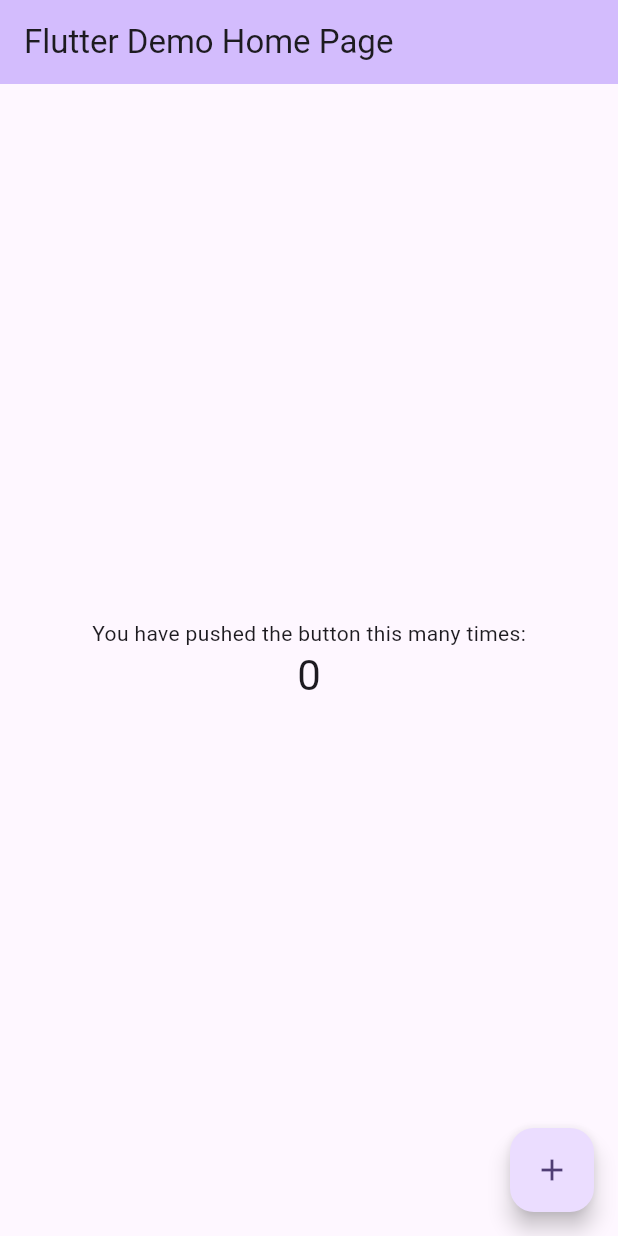
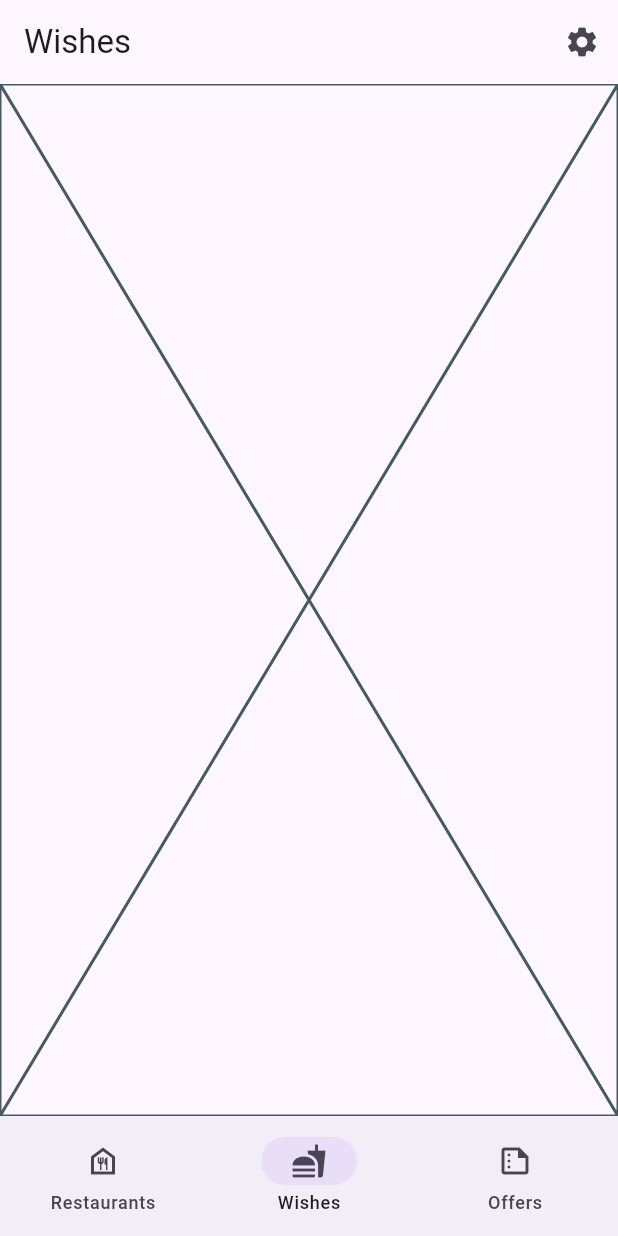
Before and after one commit to Iv2005an/luncher, a Flutter app: the screen it shows after launch, on a phone screen of 412 x 824 dp. Run offline on Flutter 3.47's test engine with Material 3 defaults, Android fonts, the phone set to English and light mode, and no system bars.

Commit message:
Added launcher and base for localization

```diff
--- /dev/null
+++ b/lib/app/luncher_app.dart
@@ -0,0 +1,24 @@
+import 'package:flutter/material.dart';
+import 'package:flutter_localizations/flutter_localizations.dart';
+import 'package:luncher/app/luncher_launcher.dart';
+
+import 'package:luncher/generated/l10n.dart';
+
+class LuncherApp extends StatelessWidget {
+  const LuncherApp({super.key});
+
+  @override
+  Widget build(BuildContext context) {
+    return MaterialApp(
+      title: 'Luncher',
+      localizationsDelegates: const [
+        S.delegate,
+        GlobalMaterialLocalizations.delegate,
+        GlobalWidgetsLocalizations.delegate,
+        GlobalCupertinoLocalizations.delegate,
+      ],
+      supportedLocales: S.delegate.supportedLocales,
+      home: const Launcher(),
+    );
+  }
+}
--- /dev/null
+++ b/lib/app/luncher_launcher.dart
@@ -0,0 +1,73 @@
+import 'package:flutter/material.dart';
+import 'package:luncher/generated/l10n.dart';
+
+class Launcher extends StatefulWidget {
+  const Launcher({super.key});
+
+  @override
+  State<Launcher> createState() => _LauncherState();
+}
+
+class _LauncherState extends State<Launcher> {
+  int currentPageIndex = 1;
+
+  @override
+  Widget build(BuildContext context) {
+    final pagesNames = [
+      S.of(context).restaurants,
+      S.of(context).wishes,
+      S.of(context).offers
+    ];
+    return Scaffold(
+      appBar: AppBar(
+        title: Text(pagesNames[currentPageIndex]),
+        actions: [
+          IconButton(
+              onPressed: () {
+                Navigator.push(context, MaterialPageRoute(
+                  builder: (BuildContext context) {
+                    return Scaffold(
+                        appBar: AppBar(
+                          title: Text(S.of(context).settings),
+                        ),
+
+                        // TODO: Add settings screen
+                        body: const Placeholder());
+                  },
+                ));
+              },
+              icon: const Icon(Icons.settings))
+        ],
+      ),
+      body: [
+        // TODO: Add restaurants screen
+        const Placeholder(),
+
+        // TODO: Add wishes screen
+        const Placeholder(),
+
+        // TODO: Add offers screen
+        const Placeholder(),
+      ][currentPageIndex],
+      bottomNavigationBar: NavigationBar(
+          onDestinationSelected: (pageIndex) => setState(() {
+                currentPageIndex = pageIndex;
+              }),
+          selectedIndex: currentPageIndex,
+          destinations: [
+            NavigationDestination(
+                icon: const Icon(Icons.food_bank_outlined),
+                selectedIcon: const Icon(Icons.food_bank),
+                label: pagesNames[0]),
+            NavigationDestination(
+                icon: const Icon(Icons.fastfood_outlined),
+                selectedIcon: const Icon(Icons.fastfood),
+                label: pagesNames[1]),
+            NavigationDestination(
+                icon: const Icon(Icons.summarize_outlined),
+                selectedIcon: const Icon(Icons.summarize),
+                label: pagesNames[2]),
+          ]),
+    );
+  }
+}
--- /dev/null
+++ b/lib/l10n/intl_en.arb
@@ -0,0 +1,7 @@
+{
+  "restaurants": "Restaurants",
+  "wishes": "Wishes",
+  "offers": "Offers",
+  "newRestaurant": "New restaurant",
+  "settings": "Settings"
+}
--- /dev/null
+++ b/lib/l10n/intl_ru.arb
@@ -0,0 +1,7 @@
+{
+  "restaurants": "Рестораны",
+  "wishes": "Пожелания",
+  "offers": "Предложения",
+  "newRestaurant": "Новый ресторан",
+  "settings": "Настройки"
+}
--- a/lib/main.dart
+++ b/lib/main.dart
@@ -1,125 +1,6 @@
 import 'package:flutter/material.dart';
+import 'package:luncher/app/luncher_app.dart';
 
 void main() {
-  runApp(const MyApp());
+  runApp(const LuncherApp());
 }
-
-class MyApp extends StatelessWidget {
-  const MyApp({super.key});
-
-  // This widget is the root of your application.
-  @override
-  Widget build(BuildContext context) {
-    return MaterialApp(
-      title: 'Flutter Demo',
-      theme: ThemeData(
-        // This is the theme of your application.
-        //
-        // TRY THIS: Try running your application with "flutter run". You'll see
-        // the application has a purple toolbar. Then, without quitting the app,
-        // try changing the seedColor in the colorScheme below to Colors.green
-        // and then invoke "hot reload" (save your changes or press the "hot
-        // reload" button in a Flutter-supported IDE, or press "r" if you used
-        // the command line to start the app).
-        //
-        // Notice that the counter didn't reset back to zero; the application
-        // state is not lost during the reload. To reset the state, use hot
-        // restart instead.
-        //
-        // This works for code too, not just values: Most code changes can be
-        // tested with just a hot reload.
-        colorScheme: ColorScheme.fromSeed(seedColor: Colors.deepPurple),
-        useMaterial3: true,
-      ),
-      home: const MyHomePage(title: 'Flutter Demo Home Page'),
-    );
-  }
-}
-
-class MyHomePage extends StatefulWidget {
-  const MyHomePage({super.key, required this.title});
-
-  // This widget is the home page of your application. It is stateful, meaning
-  // that it has a State object (defined below) that contains fields that affect
-  // how it looks.
-
-  // This class is the configuration for the state. It holds the values (in this
-  // case the title) provided by the parent (in this case the App widget) and
-  // used by the build method of the State. Fields in a Widget subclass are
-  // always marked "final".
-
-  final String title;
-
-  @override
-  State<MyHomePage> createState() => _MyHomePageState();
-}
-
-class _MyHomePageState extends State<MyHomePage> {
-  int _counter = 0;
-
-  void _incrementCounter() {
-    setState(() {
-      // This call to setState tells the Flutter framework that something has
-      // changed in this State, which causes it to rerun the build method below
-      // so that the display can reflect the updated values. If we changed
-      // _counter without calling setState(), then the build method would not be
-      // called again, and so nothing would appear to happen.
-      _counter++;
-    });
-  }
-
-  @override
-  Widget build(BuildContext context) {
-    // This method is rerun every time setState is called, for instance as done
-    // by the _incrementCounter method above.
-    //
-    // The Flutter framework has been optimized to make rerunning build methods
-    // fast, so that you can just rebuild anything that needs updating rather
-    // than having to individually change instances of widgets.
-    return Scaffold(
-      appBar: AppBar(
-        // TRY THIS: Try changing the color here to a specific color (to
-        // Colors.amber, perhaps?) and trigger a hot reload to see the AppBar
-        // change color while the other colors stay the same.
-        backgroundColor: Theme.of(context).colorScheme.inversePrimary,
-        // Here we take the value from the MyHomePage object that was created by
-        // the App.build method, and use it to set our appbar title.
-        title: Text(widget.title),
-      ),
-      body: Center(
-        // Center is a layout widget. It takes a single child and positions it
-        // in the middle of the parent.
-        child: Column(
-          // Column is also a layout widget. It takes a list of children and
-          // arranges them vertically. By default, it sizes itself to fit its
-          // children horizontally, and tries to be as tall as its parent.
-          //
-          // Column has various properties to control how it sizes itself and
-          // how it positions its children. Here we use mainAxisAlignment to
-          // center the children vertically; the main axis here is the vertical
-          // axis because Columns are vertical (the cross axis would be
-          // horizontal).
-          //
-          // TRY THIS: Invoke "debug painting" (choose the "Toggle Debug Paint"
-          // action in the IDE, or press "p" in the console), to see the
-          // wireframe for each widget.
-          mainAxisAlignment: MainAxisAlignment.center,
-          children: <Widget>[
-            const Text(
-              'You have pushed the button this many times:',
-            ),
-            Text(
-              '$_counter',
-              style: Theme.of(context).textTheme.headlineMedium,
-            ),
-          ],
-        ),
-      ),
-      floatingActionButton: FloatingActionButton(
-        onPressed: _incrementCounter,
-        tooltip: 'Increment',
-        child: const Icon(Icons.add),
-      ), // This trailing comma makes auto-formatting nicer for build methods.
-    );
-  }
-}
```
Also changed, not shown: pubspec.yaml (+8 -69 lines), lib/generated/intl/messages_all.dart (added), lib/generated/intl/messages_en.dart (added), lib/generated/intl/messages_ru.dart (added), lib/generated/l10n.dart (added), pubspec.lock, 1 other file.
